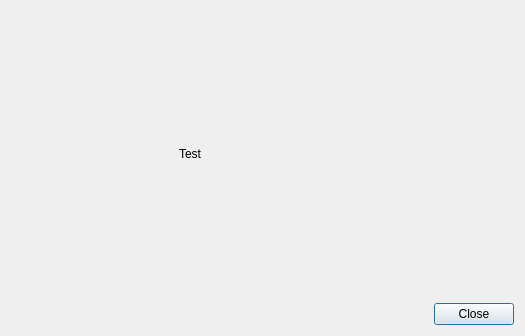
This is Osteoporosis/descriptionbox.ui in sutiwat41/HaxterForm as Qt 5 draws it before an edit. The edited form follows.
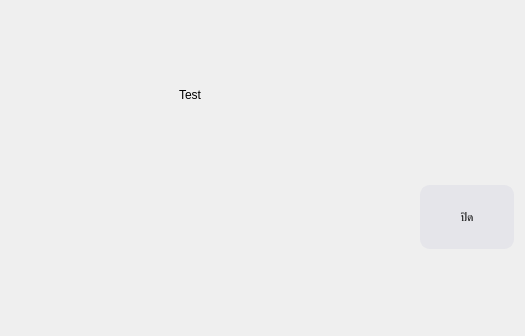
This is the edited form.

Patch:
```diff
--- a/Osteoporosis/descriptionbox.ui
+++ b/Osteoporosis/descriptionbox.ui
@@ -10,12 +10,24 @@
     <height>336</height>
    </rect>
   </property>
+  <property name="sizePolicy">
+   <sizepolicy hsizetype="Preferred" vsizetype="Preferred">
+    <horstretch>0</horstretch>
+    <verstretch>0</verstretch>
+   </sizepolicy>
+  </property>
   <property name="windowTitle">
    <string>Dialog</string>
   </property>
   <layout class="QVBoxLayout" name="verticalLayout_2">
    <item>
     <layout class="QHBoxLayout" name="horizontalLayout">
+     <property name="spacing">
+      <number>7</number>
+     </property>
+     <property name="sizeConstraint">
+      <enum>QLayout::SetMinimumSize</enum>
+     </property>
      <item>
       <spacer name="horizontalSpacer">
        <property name="orientation">
@@ -32,7 +44,7 @@
      <item>
       <widget class="QLabel" name="descriptionImage">
        <property name="sizePolicy">
-        <sizepolicy hsizetype="Expanding" vsizetype="Expanding">
+        <sizepolicy hsizetype="Expanding" vsizetype="Maximum">
          <horstretch>0</horstretch>
          <verstretch>0</verstretch>
         </sizepolicy>
@@ -61,14 +73,58 @@
     </layout>
    </item>
    <item>
-    <widget class="QDialogButtonBox" name="buttonBox">
-     <property name="orientation">
-      <enum>Qt::Horizontal</enum>
+    <layout class="QHBoxLayout" name="horizontalLayout_2">
+     <property name="spacing">
+      <number>7</number>
      </property>
-     <property name="standardButtons">
-      <set>QDialogButtonBox::Close</set>
+     <property name="sizeConstraint">
+      <enum>QLayout::SetMinimumSize</enum>
      </property>
-    </widget>
+     <item>
+      <spacer name="horizontalSpacer_3">
+       <property name="orientation">
+        <enum>Qt::Horizontal</enum>
+       </property>
+       <property name="sizeHint" stdset="0">
+        <size>
+         <width>40</width>
+         <height>20</height>
+        </size>
+       </property>
+      </spacer>
+     </item>
+     <item>
+      <widget class="QPushButton" name="closeButton">
+       <property name="sizePolicy">
+        <sizepolicy hsizetype="Minimum" vsizetype="Fixed">
+         <horstretch>0</horstretch>
+         <verstretch>0</verstretch>
+        </sizepolicy>
+       </property>
+       <property name="styleSheet">
+        <string notr="true">QPushButton { 
+padding: 10px;
+height :40px;
+width: 70px;
+   border-radius:10px;
+font: 400 32pt &quot;JasmineUPC&quot;;
+border: 2px solid #E5E5EA;
+color: rgb(0, 0, 0);
+background-color:  #E5E5EA ;
+}
+
+QPushButton:hover ,pressed{
+	background-color:  #D1D1D6;
+	border: 2px solid #D1D1D6;
+}
+</string>
+       </property>
+       <property name="text">
+        <string>ปิด</string>
+       </property>
+      </widget>
+     </item>
+    </layout>
    </item>
   </layout>
  </widget>
```
Left out of the diff: 35 changed lines with no effect on the pictures.
